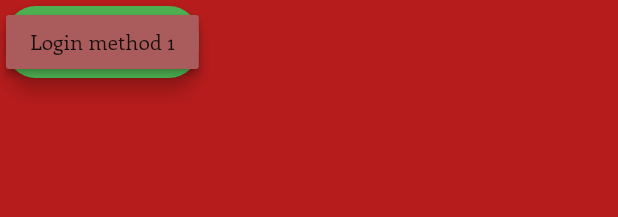
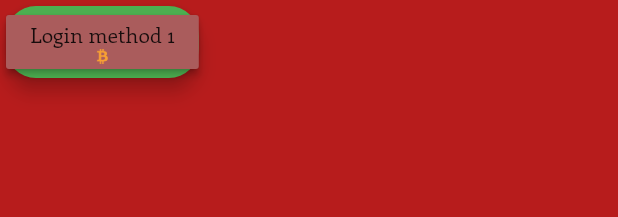
Before and after one commit to fmatosqg/flutter-sample-crypto, a Flutter app: the LoginCard widget shown alone on an empty page, opened directly, on a phone screen of 412 x 824 dp. Shown: the top 217 px of the screen. Run offline on Flutter 3.47's test engine with Material 2 defaults, Android fonts, the phone set to English and light mode, and no system bars.

Commit message:
Small changes to card

```diff
--- a/lib/ui/screen/login/LoginCarousel.dart
+++ b/lib/ui/screen/login/LoginCarousel.dart
@@ -48,8 +48,17 @@ class LoginCard extends StatefulWidget {
   State<StatefulWidget> createState() => new _LoginCardState();
 
   Widget getChild() {
-    return new Text(text != null ? text : "",
-      style: new TextStyle(fontFamily: AppFonts.Enriqueta),);
+    return new Column(
+      mainAxisSize: MainAxisSize.min,
+      children: <Widget>[
+        new Text(text != null ? text : "",
+          style: new TextStyle(fontFamily: AppFonts.Enriqueta),),
+        new SizedBox(
+            width: 10.0,
+            height: 10.0,
+            child: new Image.asset(assetPath))
+      ],
+    );
   }
 
 }
```
